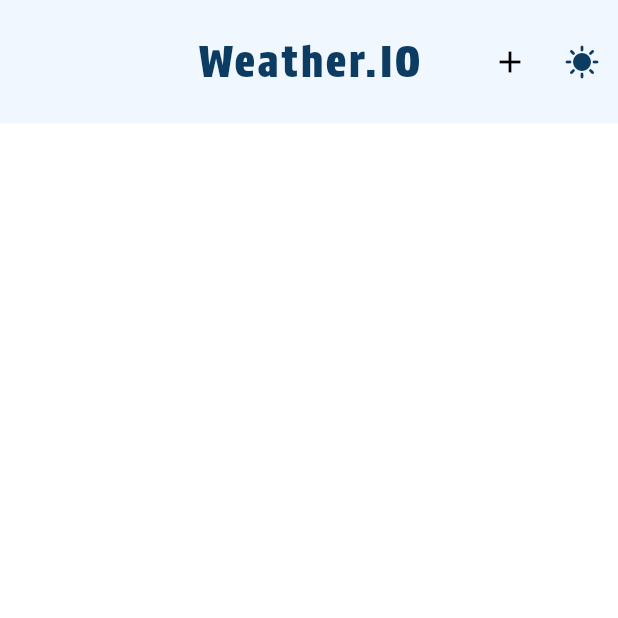
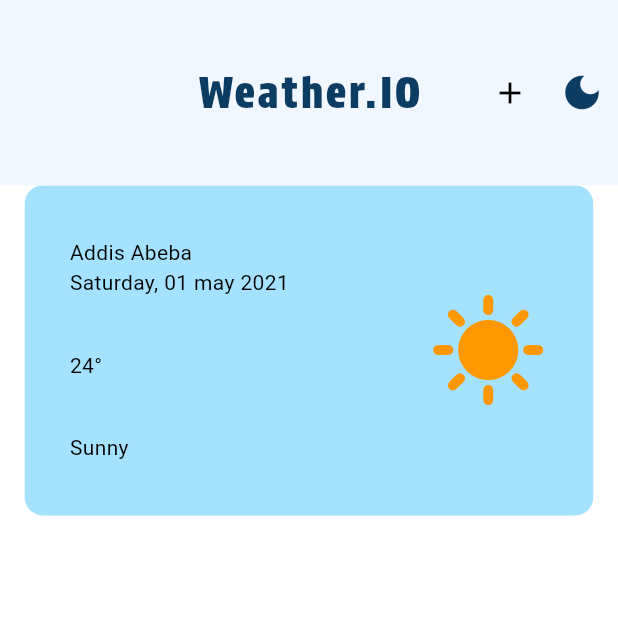
Before and after one commit to kaleabSolomon/WeatherIO, a Flutter app: the screen it shows after launch, on a phone screen of 412 x 824 dp, the top half of it. Run offline on Flutter 3.47's test engine with Material 3 defaults, Android fonts, the phone set to English and light mode, and no system bars.

Commit message:
apply layout to weather card

```diff
--- a/lib/main.dart
+++ b/lib/main.dart
@@ -1,7 +1,6 @@
 import 'package:flutter/material.dart';
 import 'package:provider/provider.dart';
 import 'package:weather_io/pages/home_page.dart';
-import 'package:weather_io/theme/theme.dart';
 import 'package:weather_io/theme/theme_provider.dart';
 
 void main() {
@@ -17,7 +16,6 @@ class MyApp extends StatelessWidget {
   @override
   Widget build(BuildContext context) {
     return MaterialApp(
-      themeMode: ThemeMode.system,
       theme: Provider.of<ThemeProvider>(context).themeData,
       home: const HomePage(),
     );
--- a/lib/pages/home_page.dart
+++ b/lib/pages/home_page.dart
@@ -29,11 +29,51 @@ class _HomePageState extends State<HomePage> {
   Widget build(BuildContext context) {
     return Scaffold(
       appBar: MyAppBar(
-        height: MediaQuery.of(context).size.height * 0.1,
+        height: MediaQuery.of(context).size.height * 0.15,
         title: "Weather.IO",
         appBarActions: _appBarActions,
         toggleTheme: toggleTheme,
       ),
+      body: Row(
+        mainAxisAlignment: MainAxisAlignment.center,
+        // scrollDirection: Axis.horizontal,
+        children: [
+          Container(
+            padding: const EdgeInsets.symmetric(horizontal: 30),
+            width: MediaQuery.of(context).size.width * 0.92,
+            height: 220,
+            decoration: BoxDecoration(
+              borderRadius: BorderRadius.circular(12),
+              color: const Color.fromARGB(255, 165, 226, 255),
+            ),
+            child: const Row(
+              mainAxisAlignment: MainAxisAlignment.spaceBetween,
+              children: [
+                Column(
+                  mainAxisAlignment: MainAxisAlignment.spaceEvenly,
+                  crossAxisAlignment: CrossAxisAlignment.start,
+                  children: [
+                    Column(
+                      crossAxisAlignment: CrossAxisAlignment.start,
+                      children: [
+                        Text("Addis Abeba"),
+                        Text("Saturday, 01 may 2021")
+                      ],
+                    ),
+                    Text("24°"),
+                    Text("Sunny")
+                  ],
+                ),
+                Icon(
+                  Icons.sunny,
+                  size: 80,
+                  color: Colors.orange,
+                )
+              ],
+            ),
+          ),
+        ],
+      ),
     );
   }
 }
--- a/lib/widgets/my_appbar.dart
+++ b/lib/widgets/my_appbar.dart
@@ -6,10 +6,10 @@ import 'package:weather_io/theme/theme_provider.dart';
 class MyAppBar extends StatelessWidget implements PreferredSizeWidget {
   final double height;
   final String title;
-  VoidCallback toggleTheme;
+  final VoidCallback toggleTheme;
   final List<Widget> appBarActions;
 
-  MyAppBar(
+  const MyAppBar(
       {super.key,
       required this.height,
       required this.title,
@@ -37,7 +37,8 @@ class MyAppBar extends StatelessWidget implements PreferredSizeWidget {
         IconButton(
             color: theme.primary,
             onPressed: toggleTheme,
-            icon: Provider.of<ThemeProvider>(context).themeData == darkMode
+            iconSize: 30,
+            icon: Provider.of<ThemeProvider>(context).themeData == lightMode
                 ? const Icon(Icons.dark_mode)
                 : const Icon(Icons.sunny))
       ],
```
